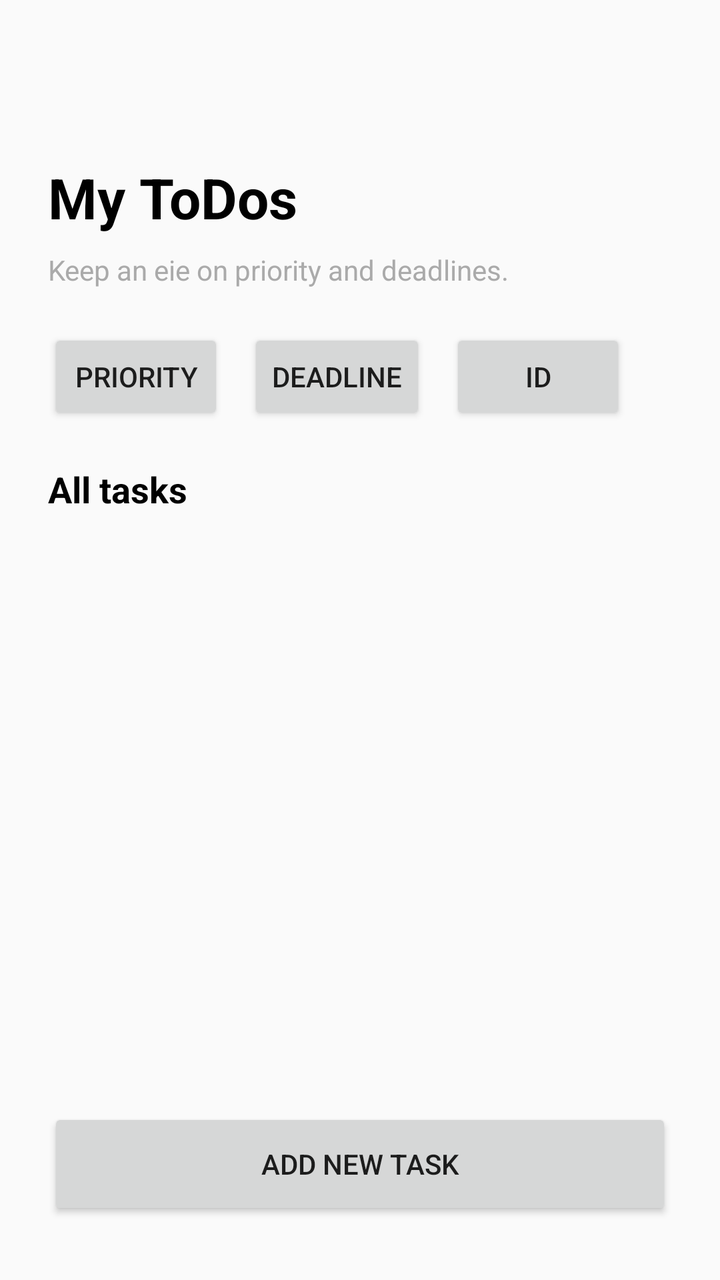
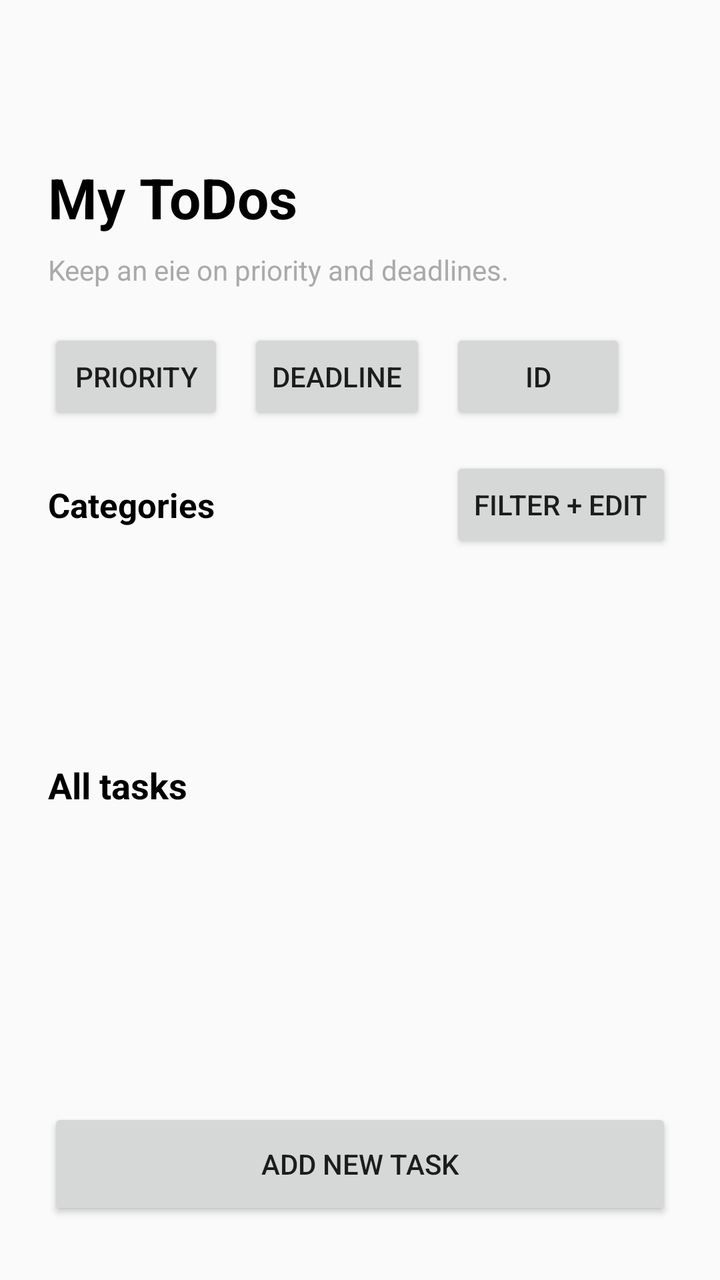

An Android layout rendered at two revisions. The XML below is the earlier revision; the diff shows what the commit changed to produce the second picture.
<!-- AndroidManifest.xml: activity theme Theme.Mobsysteme2 -->
<!-- res/layout/activity_main.xml -->
<?xml version="1.0" encoding="utf-8"?>
<androidx.constraintlayout.widget.ConstraintLayout
    xmlns:android="http://schemas.android.com/apk/res/android"
    xmlns:app="http://schemas.android.com/apk/res-auto"
    xmlns:tools="http://schemas.android.com/tools"
    android:id="@+id/main"
    android:layout_width="match_parent"
    android:layout_height="match_parent"
    tools:context=".MainActivity">

    <LinearLayout
        android:id="@+id/headerContainer"
        android:layout_width="0dp"
        android:layout_height="wrap_content"
        android:layout_marginStart="24dp"
        android:layout_marginTop="50dp"
        android:layout_marginEnd="24dp"
        android:orientation="vertical"
        app:layout_constraintEnd_toEndOf="parent"
        app:layout_constraintStart_toStartOf="parent"
        app:layout_constraintTop_toTopOf="parent">

        <TextView
            android:id="@+id/tvMainHeadline"
            android:layout_width="match_parent"
            android:layout_height="wrap_content"
            android:text="My ToDos"
            android:textColor="@android:color/black"
            android:textSize="28sp"
            android:textStyle="bold"
            android:layout_marginTop="30dp"
            />

        <TextView
            android:id="@+id/tvMainSubtitle"
            android:layout_width="match_parent"
            android:layout_height="wrap_content"
            android:layout_marginTop="8dp"
            android:text="Keep an eie on priority and deadlines."
            android:textColor="@android:color/darker_gray"
            android:textSize="14sp" />
    </LinearLayout>

    <HorizontalScrollView
        android:id="@+id/filterScroll"
        android:layout_width="0dp"
        android:layout_height="wrap_content"
        android:layout_marginStart="24dp"
        android:layout_marginTop="20dp"
        android:layout_marginEnd="24dp"
        android:scrollbars="none"
        app:layout_constraintEnd_toEndOf="parent"
        app:layout_constraintStart_toStartOf="parent"
        app:layout_constraintTop_toBottomOf="@id/headerContainer">

        <LinearLayout
            android:id="@+id/filterContainer"
            android:layout_width="wrap_content"
            android:layout_height="wrap_content"
            android:orientation="horizontal">

            <Button
                android:id="@+id/btnSortPriority"
                android:layout_width="wrap_content"
                android:layout_height="wrap_content"
                android:text="Priority" />

            <Button
                android:id="@+id/btnSortDeadline"
                android:layout_width="wrap_content"
                android:layout_height="wrap_content"
                android:layout_marginStart="12dp"
                android:text="Deadline" />

            <Button
                android:id="@+id/btnSortId"
                android:layout_width="wrap_content"
                android:layout_height="wrap_content"
                android:layout_marginStart="12dp"
                android:text="ID" />
        </LinearLayout>
    </HorizontalScrollView>

    <TextView
        android:id="@+id/tvSectionLabel"
        android:layout_width="0dp"
        android:layout_height="wrap_content"
        android:layout_marginStart="24dp"
        android:layout_marginTop="20dp"
        android:layout_marginEnd="24dp"
        android:text="All tasks"
        android:textColor="@android:color/black"
        android:textSize="18sp"
        android:textStyle="bold"
        app:layout_constraintEnd_toEndOf="parent"
        app:layout_constraintStart_toStartOf="parent"
        app:layout_constraintTop_toBottomOf="@id/filterScroll" />

    <androidx.recyclerview.widget.RecyclerView
        android:id="@+id/rvTodos"
        android:layout_width="0dp"
        android:layout_height="0dp"
        android:layout_marginStart="24dp"
        android:layout_marginTop="12dp"
        android:layout_marginEnd="24dp"
        android:layout_marginBottom="24dp"
        android:clipToPadding="false"
        android:paddingBottom="88dp"
        tools:itemCount="4"
        tools:listitem="@android:layout/simple_list_item_2"
        app:layout_constraintBottom_toTopOf="@id/btnAddTodo"
        app:layout_constraintEnd_toEndOf="parent"
        app:layout_constraintStart_toStartOf="parent"
        app:layout_constraintTop_toBottomOf="@id/tvSectionLabel" />

    <TextView
        android:id="@+id/tvEmptyState"
        android:layout_width="0dp"
        android:layout_height="wrap_content"
        android:layout_marginStart="32dp"
        android:layout_marginEnd="32dp"
        android:gravity="center"
        android:text="There are no task yet"
        android:textColor="@android:color/darker_gray"
        android:textSize="16sp"
        android:visibility="gone"
        app:layout_constraintBottom_toBottomOf="@id/rvTodos"
        app:layout_constraintEnd_toEndOf="@id/rvTodos"
        app:layout_constraintStart_toStartOf="@id/rvTodos"
        app:layout_constraintTop_toTopOf="@id/rvTodos"
        tools:visibility="visible" />

    <Button
        android:id="@+id/btnAddTodo"
        android:layout_width="0dp"
        android:layout_height="wrap_content"
        android:layout_marginStart="24dp"
        android:layout_marginEnd="24dp"
        android:layout_marginBottom="30dp"
        android:minHeight="56dp"
        android:text="Add new Task"
        app:layout_constraintBottom_toBottomOf="parent"
        app:layout_constraintEnd_toEndOf="parent"
        app:layout_constraintStart_toStartOf="parent" />

</androidx.constraintlayout.widget.ConstraintLayout>
<!-- resources referenced by this layout -->
<resources>
  <style name="Theme.Mobsysteme2" parent="Theme.AppCompat.Light.NoActionBar" />
</resources>

<!-- the commit's change to res/layout/activity_main.xml (unified diff, before → after) -->
@@ -42,7 +42,7 @@
     </LinearLayout>
 
     <HorizontalScrollView
-        android:id="@+id/filterScroll"
+        android:id="@+id/sortScroll"
         android:layout_width="0dp"
         android:layout_height="wrap_content"
         android:layout_marginStart="24dp"
@@ -54,7 +54,7 @@
         app:layout_constraintTop_toBottomOf="@id/headerContainer">
 
         <LinearLayout
-            android:id="@+id/filterContainer"
+            android:id="@+id/sortContainer"
             android:layout_width="wrap_content"
             android:layout_height="wrap_content"
             android:orientation="horizontal">
@@ -81,6 +81,51 @@
         </LinearLayout>
     </HorizontalScrollView>
 
+    <LinearLayout
+        android:id="@+id/categoryHeader"
+        android:layout_width="0dp"
+        android:layout_height="wrap_content"
+        android:layout_marginStart="24dp"
+        android:layout_marginTop="16dp"
+        android:layout_marginEnd="24dp"
+        android:gravity="center_vertical"
+        android:orientation="horizontal"
+        app:layout_constraintEnd_toEndOf="parent"
+        app:layout_constraintStart_toStartOf="parent"
+        app:layout_constraintTop_toBottomOf="@id/sortScroll">
+
+        <TextView
+            android:id="@+id/tvCategoriesLabel"
+            android:layout_width="0dp"
+            android:layout_height="wrap_content"
+            android:layout_weight="1"
+            android:text="Categories"
+            android:textColor="@android:color/black"
+            android:textSize="17sp"
+            android:textStyle="bold" />
+
+        <Button
+            android:id="@+id/btnOpenCategoryFilters"
+            android:layout_width="wrap_content"
+            android:layout_height="wrap_content"
+            android:text="Filter + Edit" />
+    </LinearLayout>
+
+    <androidx.recyclerview.widget.RecyclerView
+        android:id="@+id/rvCategories"
+        android:layout_width="0dp"
+        android:layout_height="72dp"
+        android:layout_marginStart="24dp"
+        android:layout_marginTop="12dp"
+        android:layout_marginEnd="24dp"
+        android:clipToPadding="false"
+        android:paddingEnd="8dp"
+        tools:itemCount="6"
+        tools:listitem="@android:layout/activity_list_item"
+        app:layout_constraintEnd_toEndOf="parent"
+        app:layout_constraintStart_toStartOf="parent"
+        app:layout_constraintTop_toBottomOf="@id/categoryHeader" />
+
     <TextView
         android:id="@+id/tvSectionLabel"
         android:layout_width="0dp"
@@ -94,7 +139,7 @@
         android:textStyle="bold"
         app:layout_constraintEnd_toEndOf="parent"
         app:layout_constraintStart_toStartOf="parent"
-        app:layout_constraintTop_toBottomOf="@id/filterScroll" />
+        app:layout_constraintTop_toBottomOf="@id/rvCategories" />
 
     <androidx.recyclerview.widget.RecyclerView
         android:id="@+id/rvTodos"
